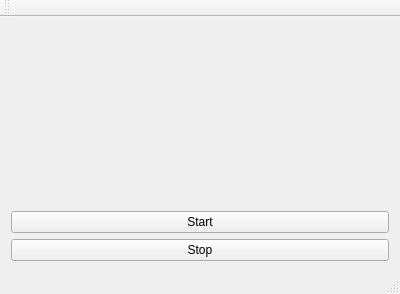
Before: the Qt Designer form mainwindow.ui in dlstenbro/RaspyCam, drawn with Qt 5.
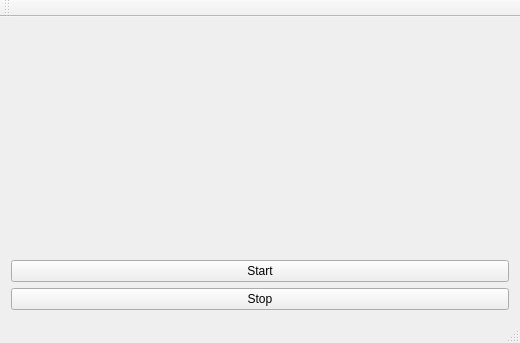
After: the same form once the commit is applied.

The edit to the form file:
```diff
--- a/mainwindow.ui
+++ b/mainwindow.ui
@@ -6,8 +6,8 @@
    <rect>
     <x>0</x>
     <y>0</y>
-    <width>400</width>
-    <height>294</height>
+    <width>520</width>
+    <height>343</height>
    </rect>
   </property>
   <property name="windowTitle">
```
